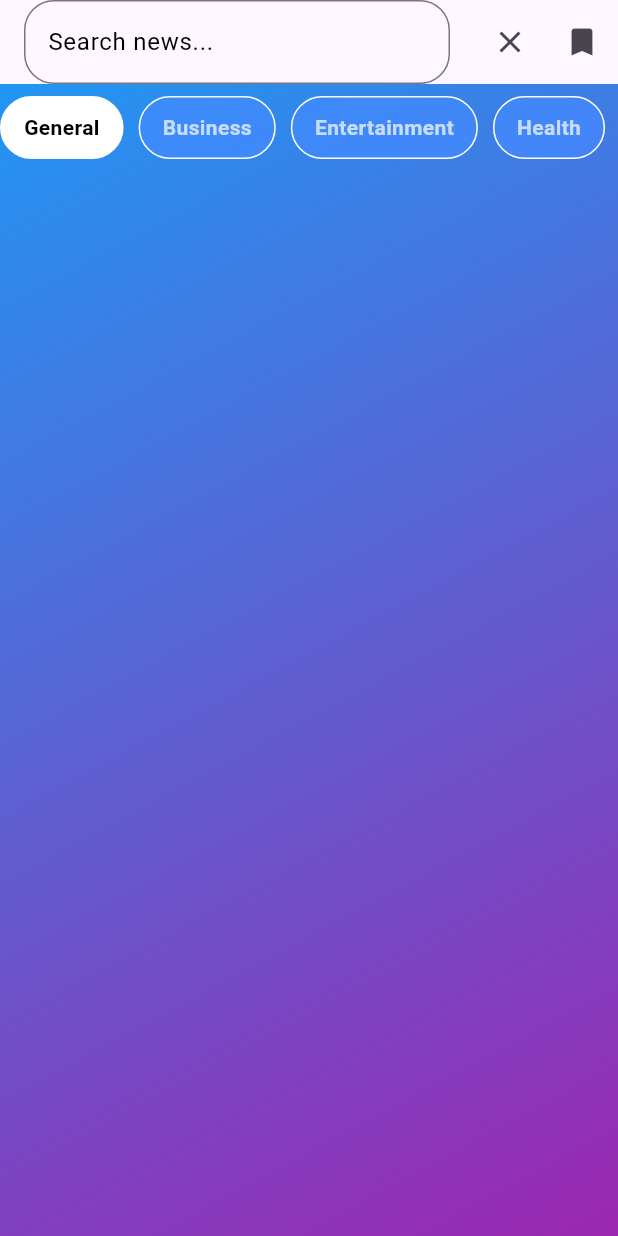
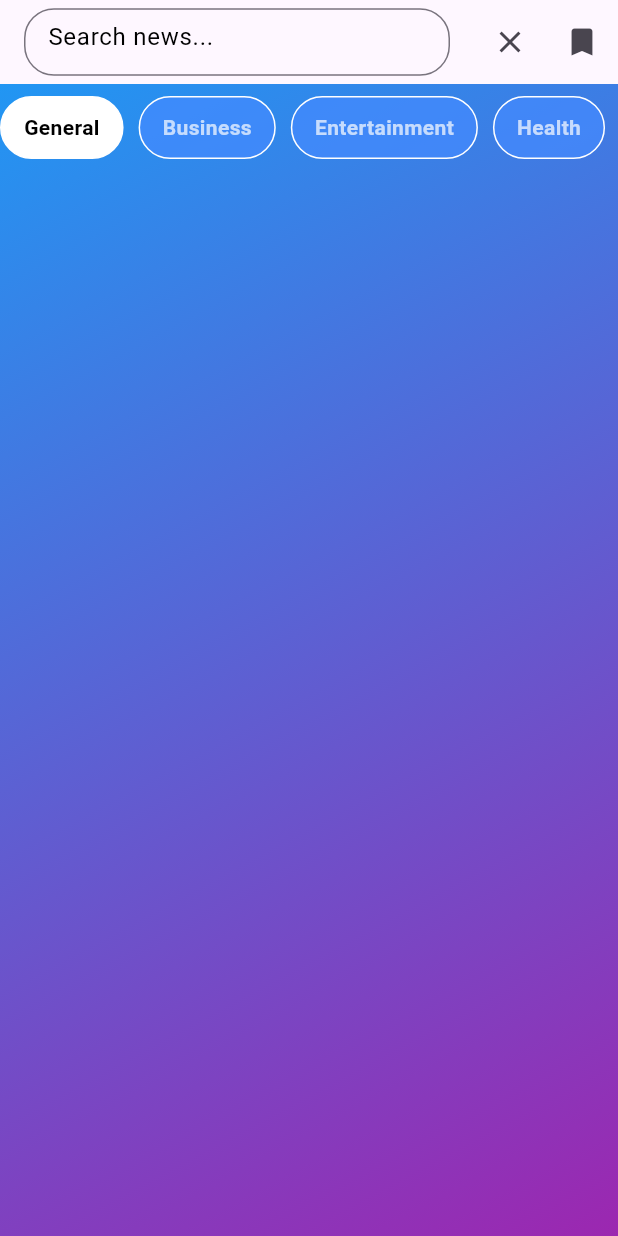
Before and after one commit to Ashmine12/news, a Flutter app: the screen it shows after launch, after a tap on the "search" icon, on a phone screen of 412 x 824 dp. Run offline on Flutter 3.47's test engine with Material 3 defaults, Android fonts, the phone set to English and light mode, and no system bars; our stand-ins replace animated_splash_screen, cached_network_image, get, lottie, shared_preferences, webview_flutter; network calls fail.

Commit message:
minor change

```diff
--- a/lib/screens/home_screen.dart
+++ b/lib/screens/home_screen.dart
@@ -43,7 +43,9 @@ class _HomeScreenState extends State<HomeScreen> {
       child: Scaffold(
         appBar: AppBar(
           title: isSearching
-              ? TextField(
+              ? SizedBox(
+            height: 45,
+                child: TextField(
                     controller: searchController,
                     decoration: const InputDecoration(
                       hintText: 'Search news...',
@@ -65,6 +67,7 @@ class _HomeScreenState extends State<HomeScreen> {
                         isSearching = false;
                       });
                     },
+                  ),
               )
               : const Text('News'),
           actions: [
```
Lines whose indentation alone changed are shown as unchanged.
